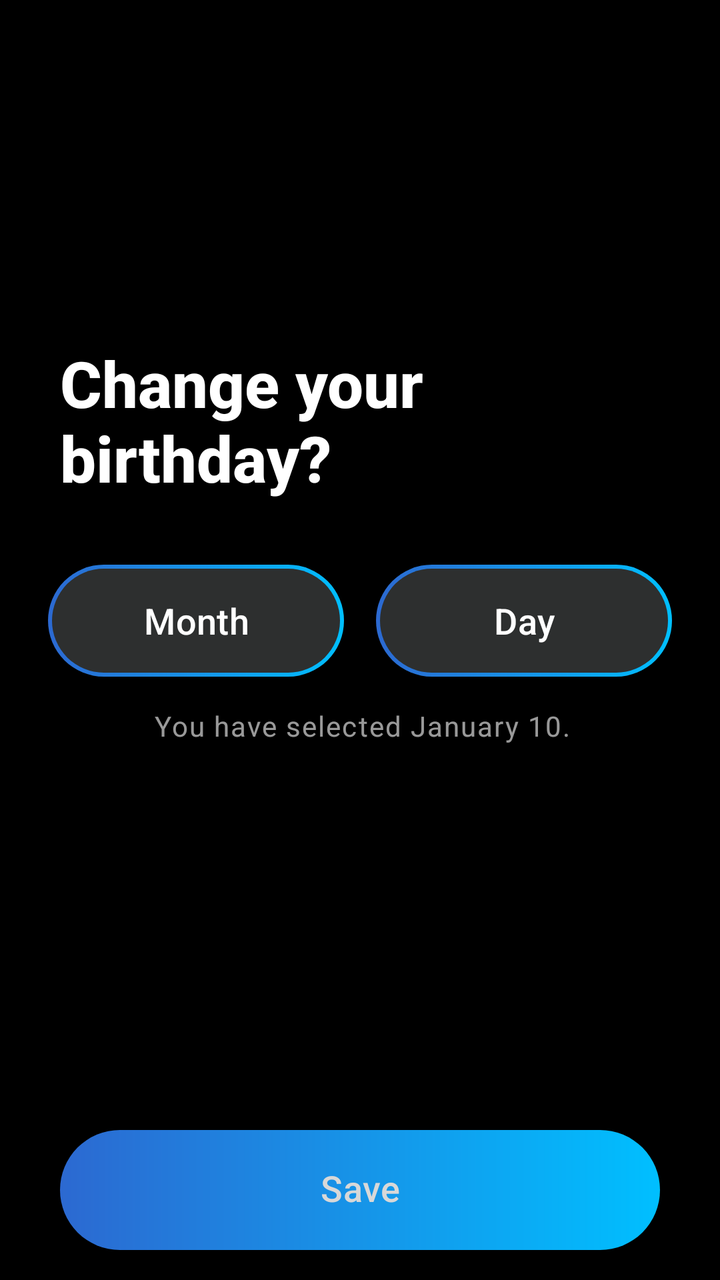
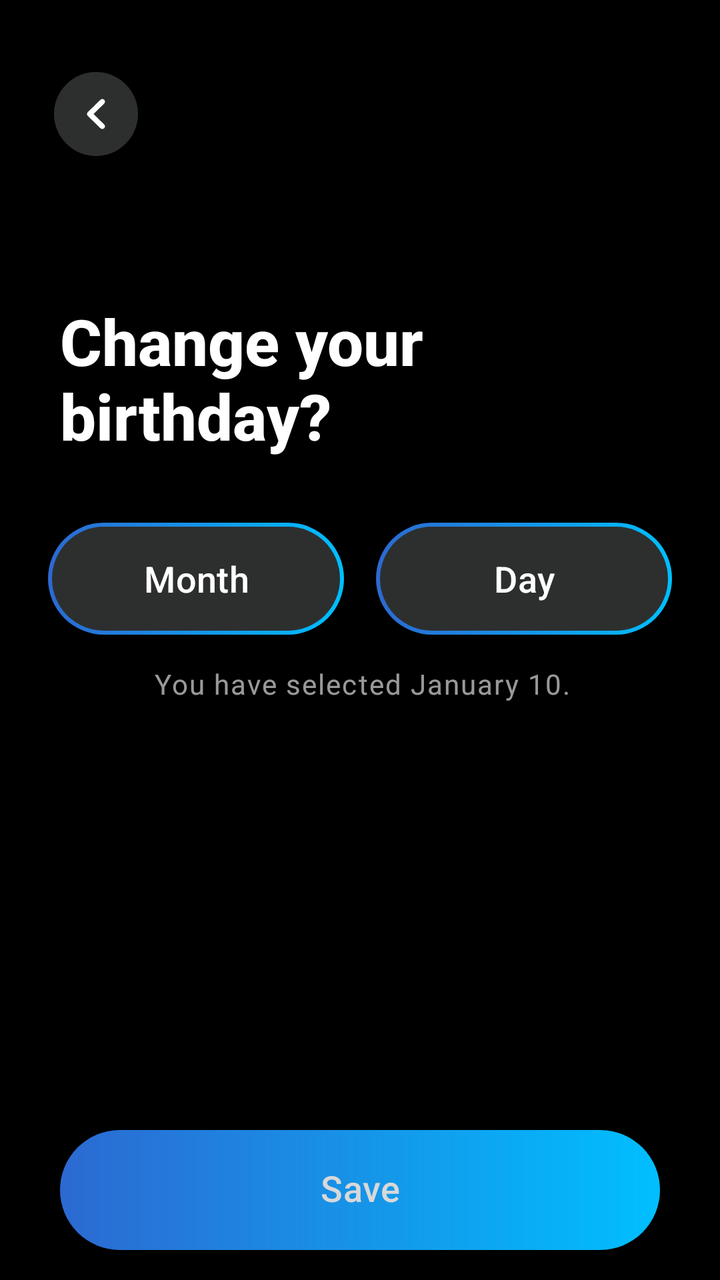

An Android layout rendered at two revisions. The XML below is the earlier revision; the diff shows what the commit changed to produce the second picture.
<!-- AndroidManifest.xml: application theme Theme.Intern002LocketApp -->
<!-- res/layout/fragment_change_birthday.xml -->
<?xml version="1.0" encoding="utf-8"?>
<androidx.constraintlayout.widget.ConstraintLayout xmlns:android="http://schemas.android.com/apk/res/android"
    xmlns:app="http://schemas.android.com/apk/res-auto"
    xmlns:tools="http://schemas.android.com/tools"
    android:layout_width="match_parent"
    android:layout_height="match_parent"
    android:background="@android:color/black">

    <TextView
        android:id="@+id/text_title"
        android:layout_width="0dp"
        android:layout_height="wrap_content"
        android:layout_marginStart="30dp"
        android:layout_marginTop="170dp"
        android:layout_marginEnd="24dp"
        android:fontFamily="sans-serif-medium"
        android:text="@string/change_birthday_headline"
        android:textColor="@android:color/white"
        android:textSize="32sp"
        android:textStyle="bold"
        app:layout_constraintEnd_toEndOf="parent"
        app:layout_constraintStart_toStartOf="parent"
        app:layout_constraintTop_toTopOf="parent" />


    <Button
        android:id="@+id/button_month"
        android:layout_width="0dp"
        android:layout_height="56dp"
        android:layout_marginStart="24dp"
        android:layout_marginTop="32dp"
        android:layout_marginEnd="8dp"
        app:backgroundTint="@null"
        android:background="@drawable/bg_selected"
        android:text="Month"
        android:textColor="@android:color/white"
        android:textSize="18sp"
        android:fontFamily="sans-serif-medium"
        app:layout_constraintEnd_toStartOf="@id/button_day"
        app:layout_constraintStart_toStartOf="parent"
        app:layout_constraintTop_toBottomOf="@id/text_title" />

    <Button
        android:id="@+id/button_day"
        android:layout_width="0dp"
        android:layout_height="56dp"
        android:layout_marginStart="8dp"
        android:layout_marginEnd="24dp"
        app:backgroundTint="@null"
        android:background="@drawable/bg_selected"
        android:text="Day"
        android:textColor="@android:color/white"
        android:textSize="18sp"
        android:fontFamily="sans-serif-medium"
        app:layout_constraintEnd_toEndOf="parent"
        app:layout_constraintStart_toEndOf="@id/button_month"
        app:layout_constraintTop_toTopOf="@id/button_month" />

    <TextView
        android:id="@+id/tv_info_text"
        android:layout_width="0dp"
        android:layout_height="wrap_content"
        android:layout_marginStart="42dp"
        android:layout_marginTop="15dp"
        android:layout_marginEnd="40dp"
        android:gravity="center"
        android:letterSpacing="0.05"
        android:lineSpacingMultiplier="1.2"
        android:text="You have selected January 10."
        android:textColor="@color/white_semitransparent"
        android:textSize="14sp"
        app:layout_constraintStart_toStartOf="parent"
        app:layout_constraintEnd_toEndOf="parent"
        app:layout_constraintTop_toBottomOf="@+id/button_month" />

    <TextView
        android:id="@+id/tv_warning_message"
        android:layout_width="wrap_content"
        android:layout_height="wrap_content"
        android:drawablePadding="8dp"
        android:layout_marginTop="15dp"
        android:layout_marginEnd="40dp"
        android:gravity="center"
        android:letterSpacing="0.03"
        android:lineSpacingMultiplier="1.2"
        android:text="Please select the month before selecting the day!"
        android:textColor="@color/red_orange"
        android:textSize="14sp"
        android:visibility="gone"
        app:layout_constraintStart_toStartOf="@+id/button_month"
        app:layout_constraintTop_toBottomOf="@+id/button_month"
        tools:visibility="visible" />

    <ProgressBar
        android:id="@+id/loading_view"
        android:layout_width="wrap_content"
        android:layout_height="wrap_content"
        android:visibility="gone"
        app:layout_constraintTop_toTopOf="parent"
        app:layout_constraintBottom_toBottomOf="parent"
        app:layout_constraintStart_toStartOf="parent"
        app:layout_constraintEnd_toEndOf="parent" />

    <com.google.android.material.button.MaterialButton
        android:id="@+id/button_save"
        android:layout_width="0dp"
        android:layout_height="wrap_content"
        android:layout_marginStart="30dp"
        android:layout_marginEnd="30dp"
        android:layout_marginBottom="15dp"
        android:text="@string/button_save"
        android:textSize="18sp"
        app:iconGravity="textEnd"
        style="@style/Widget.Intern002LocketApp.Button.Continue"
        app:layout_constraintStart_toStartOf="parent"
        app:layout_constraintBottom_toBottomOf="parent"
        app:layout_constraintEnd_toEndOf="parent"/>

    <ProgressBar
        android:id="@+id/progress_bar"
        android:layout_width="wrap_content"
        android:layout_height="wrap_content"
        android:visibility="gone"
        app:layout_constraintTop_toTopOf="parent"
        app:layout_constraintBottom_toBottomOf="parent"
        app:layout_constraintStart_toStartOf="parent"
        app:layout_constraintEnd_toEndOf="parent" />
</androidx.constraintlayout.widget.ConstraintLayout>
<!-- resources referenced by this layout -->
<resources>
  <color name="red_orange">#FF453A</color>
  <color name="white_semitransparent">#99FFFFFF</color>
  <!-- drawable bg_selected (drawable) -->
  <?xml version="1.0" encoding="utf-8"?>
  <layer-list xmlns:android="http://schemas.android.com/apk/res/android">
  
      <item>
          <shape android:shape="rectangle">
              <corners android:radius="50dp" />
              <gradient
                  android:startColor="@color/brand_blue_dark"
                  android:endColor="@color/brand_blue_light"
                  android:angle="0" /> </shape>
      </item>
  
      <item android:top="2dp" android:right="2dp" android:bottom="2dp" android:left="2dp">
          <shape android:shape="rectangle">
              <solid android:color="@color/charcoal_gray" />
              <corners android:radius="48dp" />
          </shape>
      </item>
  </layer-list>
  <string name="button_save">Save</string>
  <string name="change_birthday_headline">Change your birthday?</string>
  <style name="Widget.Intern002LocketApp.Button.Continue" parent="Widget.Material3.Button">
          <item name="android:layout_width">0dp</item>
          <item name="android:layout_height">wrap_content</item>
          <item name="android:background">@drawable/bg_button</item>
          <item name="android:textColor">#D8D8D8</item>
          <item name="android:textSize">18sp</item>
          <item name="android:layout_marginBottom">10dp</item>
          <item name="android:paddingStart">18dp</item>
          <item name="android:paddingEnd">18dp</item>
          <item name="android:paddingTop">10dp</item>
          <item name="android:paddingBottom">12dp</item>
          <item name="android:minHeight">60dp</item>
          <item name="iconTint">#D8D8D8</item>
          <item name="iconSize">18dp</item>
          <item name="iconPadding">8dp</item>
          <item name="cornerRadius">50dp</item>
          <item name="backgroundTint">@null</item>
      </style>
  <style name="Theme.Intern002LocketApp" parent="Base.Theme.Intern002LocketApp" />
  <color name="brand_blue_dark">#2C69D1</color>
  <color name="brand_blue_light">#00BFFF</color>
  <color name="charcoal_gray">#2D2F2F</color>
  <!-- drawable bg_button (drawable) -->
  <shape xmlns:android="http://schemas.android.com/apk/res/android"
      android:shape="rectangle">
      <gradient
          android:angle="0"
          android:startColor="@color/brand_blue_dark"
          android:endColor="@color/brand_blue_light"
          android:type="linear" />
      <corners android:radius="50dp" />
  </shape>
  <style name="Base.Theme.Intern002LocketApp" parent="Theme.Material3.DayNight.NoActionBar">
          
          
      </style>
</resources>

<!-- the commit's change to res/layout/fragment_change_birthday.xml (unified diff, before → after) -->
@@ -6,12 +6,23 @@
     android:layout_height="match_parent"
     android:background="@android:color/black">
 
+    <com.google.android.material.appbar.MaterialToolbar
+        android:id="@+id/toolbar"
+        android:layout_width="wrap_content"
+        android:layout_height="wrap_content"
+        android:layout_marginStart="20dp"
+        android:layout_marginTop="25dp"
+        android:contentDescription="@string/content_desc_back_button"
+        app:layout_constraintStart_toStartOf="parent"
+        app:layout_constraintTop_toTopOf="parent"
+        app:navigationIcon="@drawable/ic_arrow_back" />
+
     <TextView
         android:id="@+id/text_title"
         android:layout_width="0dp"
         android:layout_height="wrap_content"
         android:layout_marginStart="30dp"
-        android:layout_marginTop="170dp"
+        android:layout_marginTop="60dp"
         android:layout_marginEnd="24dp"
         android:fontFamily="sans-serif-medium"
         android:text="@string/change_birthday_headline"
@@ -20,7 +31,7 @@
         android:textStyle="bold"
         app:layout_constraintEnd_toEndOf="parent"
         app:layout_constraintStart_toStartOf="parent"
-        app:layout_constraintTop_toTopOf="parent" />
+        app:layout_constraintTop_toBottomOf="@id/toolbar" />
 
 
     <Button
@@ -30,12 +41,12 @@
         android:layout_marginStart="24dp"
         android:layout_marginTop="32dp"
         android:layout_marginEnd="8dp"
-        app:backgroundTint="@null"
         android:background="@drawable/bg_selected"
+        android:fontFamily="sans-serif-medium"
         android:text="Month"
         android:textColor="@android:color/white"
         android:textSize="18sp"
-        android:fontFamily="sans-serif-medium"
+        app:backgroundTint="@null"
         app:layout_constraintEnd_toStartOf="@id/button_day"
         app:layout_constraintStart_toStartOf="parent"
         app:layout_constraintTop_toBottomOf="@id/text_title" />
@@ -46,12 +57,12 @@
         android:layout_height="56dp"
         android:layout_marginStart="8dp"
         android:layout_marginEnd="24dp"
-        app:backgroundTint="@null"
         android:background="@drawable/bg_selected"
+        android:fontFamily="sans-serif-medium"
         android:text="Day"
         android:textColor="@android:color/white"
         android:textSize="18sp"
-        android:fontFamily="sans-serif-medium"
+        app:backgroundTint="@null"
         app:layout_constraintEnd_toEndOf="parent"
         app:layout_constraintStart_toEndOf="@id/button_month"
         app:layout_constraintTop_toTopOf="@id/button_month" />
@@ -69,17 +80,17 @@
         android:text="You have selected January 10."
         android:textColor="@color/white_semitransparent"
         android:textSize="14sp"
+        app:layout_constraintEnd_toEndOf="parent"
         app:layout_constraintStart_toStartOf="parent"
-        app:layout_constraintEnd_toEndOf="parent"
-        app:layout_constraintTop_toBottomOf="@+id/button_month" />
+        app:layout_constraintTop_toBottomOf="@id/button_month" />
 
     <TextView
         android:id="@+id/tv_warning_message"
         android:layout_width="wrap_content"
         android:layout_height="wrap_content"
-        android:drawablePadding="8dp"
         android:layout_marginTop="15dp"
         android:layout_marginEnd="40dp"
+        android:drawablePadding="8dp"
         android:gravity="center"
         android:letterSpacing="0.03"
         android:lineSpacingMultiplier="1.2"
@@ -96,13 +107,14 @@
         android:layout_width="wrap_content"
         android:layout_height="wrap_content"
         android:visibility="gone"
-        app:layout_constraintTop_toTopOf="parent"
         app:layout_constraintBottom_toBottomOf="parent"
+        app:layout_constraintEnd_toEndOf="parent"
         app:layout_constraintStart_toStartOf="parent"
-        app:layout_constraintEnd_toEndOf="parent" />
+        app:layout_constraintTop_toTopOf="parent" />
 
     <com.google.android.material.button.MaterialButton
         android:id="@+id/button_save"
+        style="@style/Widget.Intern002LocketApp.Button.Continue"
         android:layout_width="0dp"
         android:layout_height="wrap_content"
         android:layout_marginStart="30dp"
@@ -111,18 +123,17 @@
         android:text="@string/button_save"
         android:textSize="18sp"
         app:iconGravity="textEnd"
-        style="@style/Widget.Intern002LocketApp.Button.Continue"
-        app:layout_constraintStart_toStartOf="parent"
         app:layout_constraintBottom_toBottomOf="parent"
-        app:layout_constraintEnd_toEndOf="parent"/>
+        app:layout_constraintEnd_toEndOf="parent"
+        app:layout_constraintStart_toStartOf="parent" />
 
     <ProgressBar
         android:id="@+id/progress_bar"
         android:layout_width="wrap_content"
         android:layout_height="wrap_content"
         android:visibility="gone"
-        app:layout_constraintTop_toTopOf="parent"
         app:layout_constraintBottom_toBottomOf="parent"
+        app:layout_constraintEnd_toEndOf="parent"
         app:layout_constraintStart_toStartOf="parent"
-        app:layout_constraintEnd_toEndOf="parent" />
+        app:layout_constraintTop_toTopOf="parent" />
 </androidx.constraintlayout.widget.ConstraintLayout>
<!-- resource entries referenced after the edit -->
@@ -22,8 +22,22 @@
           </shape>
       </item>
   </layer-list>
+  <!-- drawable ic_arrow_back (drawable) -->
+  <vector xmlns:android="http://schemas.android.com/apk/res/android"
+      android:width="50dp"
+      android:height="50dp"
+      android:viewportWidth="50"
+      android:viewportHeight="50">
+    <path
+        android:pathData="M25.587,4.008C36.908,4.319 46,13.605 46,25C46,36.571 36.592,46 25,46C13.429,46 4,36.571 4,25C4,13.408 13.429,4 25,4L25.587,4.008Z"
+        android:fillColor="#2D2F2F"/>
+    <path
+        android:pathData="M29.092,30.226C29.633,30.742 29.633,31.576 29.11,32.109C28.839,32.376 28.496,32.5 28.135,32.5C27.792,32.5 27.449,32.376 27.196,32.109L20.897,25.946C20.644,25.697 20.5,25.36 20.5,25.004C20.5,24.649 20.644,24.312 20.897,24.063L27.196,17.9C27.72,17.367 28.568,17.367 29.11,17.9C29.633,18.415 29.633,19.267 29.092,19.782L23.767,25.004L29.092,30.226Z"
+        android:fillColor="#ffffff"/>
+  </vector>
   <string name="button_save">Save</string>
   <string name="change_birthday_headline">Change your birthday?</string>
+  <string name="content_desc_back_button">Back</string>
   <style name="Widget.Intern002LocketApp.Button.Continue" parent="Widget.Material3.Button">
           <item name="android:layout_width">0dp</item>
           <item name="android:layout_height">wrap_content</item>
